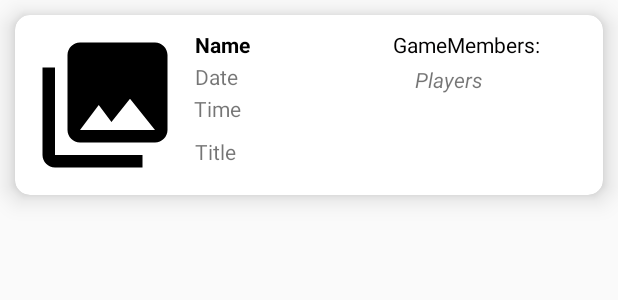
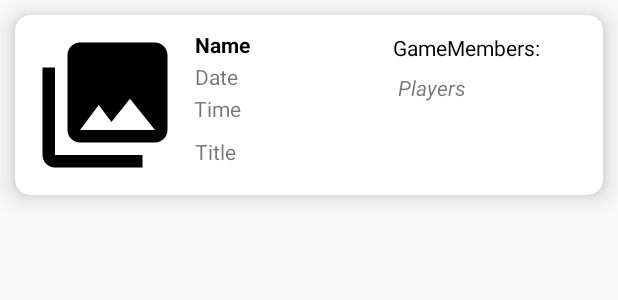
Before and after one commit to sankee205/BoardMaster, an Android app: the layout list_game_layout.xml on its own in the app's theme, with its tools: preview values and no code run, on a phone screen of 412 x 824 dp. Shown: the top 300 px of the screen. Run offline under Robolectric (Android 15) with nearby library versions, the phone set to English and light mode, and no system bars.

Commit message:
quick fix

```diff
--- a/app/src/main/java/com/example/boardmaster/activity/AddGameActivity.java
+++ b/app/src/main/java/com/example/boardmaster/activity/AddGameActivity.java
@@ -198,7 +198,6 @@ public class AddGameActivity extends AppCompatActivity {
 
 
         spinner.setAdapter(new ArrayAdapter<>(AddGameActivity.this, R.layout.support_simple_spinner_dropdown_item, gameList));
-
         spinner.setOnItemSelectedListener(new AdapterView.OnItemSelectedListener() {
             @Override
             public void onItemSelected(AdapterView<?> adapterView, View view, int position, long l) {
--- a/app/src/main/java/com/example/boardmaster/message/MessageFragment.java
+++ b/app/src/main/java/com/example/boardmaster/message/MessageFragment.java
@@ -142,7 +142,6 @@ public class MessageFragment extends BottomSheetDialogFragment {
         sendButton = view.findViewById(R.id.sendMessageButton);
         adapter = new MessageAdapter(messages);
         getconversationid();
-
         sendButton.setOnClickListener(new View.OnClickListener() {
             @Override
             public void onClick(View view) {
@@ -159,6 +158,10 @@ public class MessageFragment extends BottomSheetDialogFragment {
                 selectImagesMethod();
             }
         });
+        if(currentUser.isUserLogedIn()){
+            System.out.println("login");
+            updateConversation(conversationId);
+        }
 
         return view;
 
--- a/app/src/main/java/com/example/boardmaster/ui/calender/CalendarFragment.java
+++ b/app/src/main/java/com/example/boardmaster/ui/calender/CalendarFragment.java
@@ -148,7 +148,7 @@ public class CalendarFragment extends Fragment {
 
                         }
                         JoinBottomDialogFragment fragment = new JoinBottomDialogFragment();
-                        fragment.setParameters(game.getId(),game.getGameName(),game.getTitle(), game.getDescription(), players, game.getDate(), game.getTime(), game.getProfileImages().get(0).getId());
+                        fragment.setParameters(game.getId(),game.getGameName(),game.getTitle(), game.getDescription(), players, game.getMaxPlayers(), game.getDate(), game.getTime(), game.getProfileImages().get(0).getId());
                         fragment.show(getActivity().getSupportFragmentManager(), "PurchaseBottomDialogFragment");
 
 
--- a/app/src/main/java/com/example/boardmaster/ui/groups/GroupAdapter.java
+++ b/app/src/main/java/com/example/boardmaster/ui/groups/GroupAdapter.java
@@ -121,6 +121,8 @@ public class GroupAdapter extends RecyclerView.Adapter<GroupAdapter.AppViewHolde
 
         String photoId = games.get(position).getProfileImages().get(0).getId();
 
+        int maxplayers = games.get(position).getMaxPlayers();
+
 
 
 
@@ -140,7 +142,7 @@ public class GroupAdapter extends RecyclerView.Adapter<GroupAdapter.AppViewHolde
             public void onClick(View view) {
                 AppCompatActivity activity = (AppCompatActivity)view.getContext();
                 JoinBottomDialogFragment fragment = new JoinBottomDialogFragment();
-                fragment.setParameters(id,game,title, description, finalPlayers, date, time, photoId);
+                fragment.setParameters(id,game,title, description, finalPlayers,maxplayers, date, time, photoId);
                 fragment.show(activity.getSupportFragmentManager(), "PurchaseBottomDialogFragment");
                 //activity.getSupportFragmentManager().beginTransaction().replace(R.id.itemsRecyclerView, fragment).addToBackStack(null).commit();
             }
--- a/app/src/main/java/com/example/boardmaster/ui/home/ItemAdapter.java
+++ b/app/src/main/java/com/example/boardmaster/ui/home/ItemAdapter.java
@@ -84,7 +84,7 @@ public class ItemAdapter extends RecyclerView.Adapter<ItemAdapter.AppViewHolder>
                 }
                 StorageReference image = mStorageRef.child("images/" + photoid);
 
-                image.getBytes(1024*1024).addOnSuccessListener(new OnSuccessListener<byte[]>() {
+                image.getBytes(1024*1024*5*5).addOnSuccessListener(new OnSuccessListener<byte[]>() {
                     @Override
                     public void onSuccess(byte[] bytes) {
                         Bitmap bitmap = BitmapFactory.decodeByteArray(bytes, 0, bytes.length);
@@ -133,6 +133,7 @@ public class ItemAdapter extends RecyclerView.Adapter<ItemAdapter.AppViewHolder>
         String photoId = games.get(position).getProfileImages().get(0).getId();
 
 
+        int maxplayers = games.get(position).getMaxPlayers();
 
 
 
@@ -141,7 +142,7 @@ public class ItemAdapter extends RecyclerView.Adapter<ItemAdapter.AppViewHolder>
             public void onClick(View view) {
                 AppCompatActivity activity = (AppCompatActivity)view.getContext();
                 JoinBottomDialogFragment fragment = new JoinBottomDialogFragment();
-                fragment.setParameters(id,game,title, description, finalPlayers, date, time, photoId);
+                fragment.setParameters(id,game,title, description, finalPlayers,maxplayers, date, time, photoId);
                 fragment.show(activity.getSupportFragmentManager(), "PurchaseBottomDialogFragment");
                 //activity.getSupportFragmentManager().beginTransaction().replace(R.id.itemsRecyclerView, fragment).addToBackStack(null).commit();
             }
--- a/app/src/main/res/layout/activity_new_game.xml
+++ b/app/src/main/res/layout/activity_new_game.xml
@@ -102,7 +102,8 @@
         app:hintText="Choose a Game"
         app:layout_constraintBottom_toTopOf="@+id/editProfileFirstName"
         app:layout_constraintEnd_toEndOf="parent"
-        app:layout_constraintStart_toStartOf="parent" />
+        app:layout_constraintStart_toStartOf="parent"
+        android:prompt="@string/selectgame"/>
 
     <TextView
         android:id="@+id/addGameDate"
--- a/app/src/main/res/layout/list_game_layout.xml
+++ b/app/src/main/res/layout/list_game_layout.xml
@@ -28,18 +28,18 @@
 
         <TextView
             android:id="@+id/listGamePlayers"
-            android:layout_width="89dp"
-            android:layout_height="78dp"
+            android:layout_width="113dp"
+            android:layout_height="75dp"
             android:layout_below="@+id/listGameMembers"
             android:layout_alignParentEnd="true"
             android:layout_alignParentRight="true"
-            android:layout_marginTop="4dp"
-            android:layout_marginEnd="36dp"
-            android:layout_marginRight="36dp"
+            android:layout_marginTop="7dp"
+            android:layout_marginEnd="23dp"
+            android:layout_marginRight="23dp"
             android:layout_toStartOf="@id/listGameMembers"
+            android:layout_toLeftOf="@id/listGameMembers"
             android:text="Players"
-            android:textStyle="italic"
-            android:layout_toLeftOf="@id/listGameMembers" />
+            android:textStyle="italic" />
 
         <ImageView
             android:id="@+id/listGroupImage"
@@ -69,16 +69,16 @@
 
         <TextView
             android:id="@+id/listGameMembers"
-            android:layout_width="112dp"
+            android:layout_width="115dp"
             android:layout_height="wrap_content"
             android:layout_alignParentTop="true"
             android:layout_alignParentEnd="true"
             android:layout_alignParentRight="true"
             android:layout_marginStart="95dp"
             android:layout_marginLeft="95dp"
-            android:layout_marginTop="10dp"
-            android:layout_marginEnd="30dp"
-            android:layout_marginRight="30dp"
+            android:layout_marginTop="12dp"
+            android:layout_marginEnd="25dp"
+            android:layout_marginRight="25dp"
             android:layout_toEndOf="@+id/listGroupName"
             android:layout_toRightOf="@+id/listGroupName"
             android:text="GameMembers:"
--- a/app/src/main/res/values/strings.xml
+++ b/app/src/main/res/values/strings.xml
@@ -23,4 +23,5 @@
     <string name="register_an_account">Register an account</string>
     <string name="add_item">Add Image</string>
     <string name="fullname">Name</string>
+    <string name="selectgame">Select Game</string>
 </resources>
```
Also changed, not shown: app/src/main/java/com/example/boardmaster/activity/RegisterProfileActivity.java (+13 -9 lines), app/src/main/java/com/example/boardmaster/game/JoinBottomDialogFragment.java (+10 -3 lines), 1 other file.
